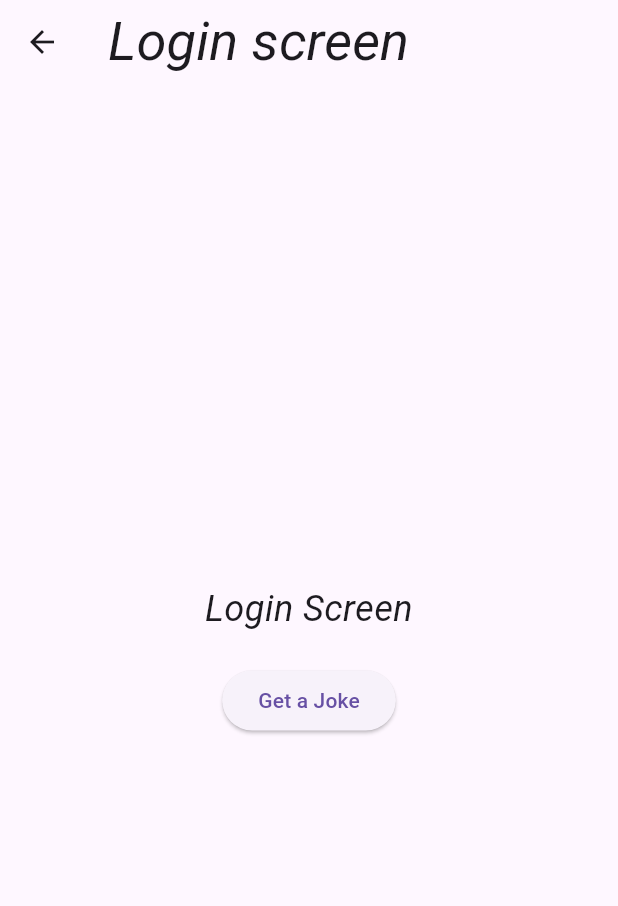
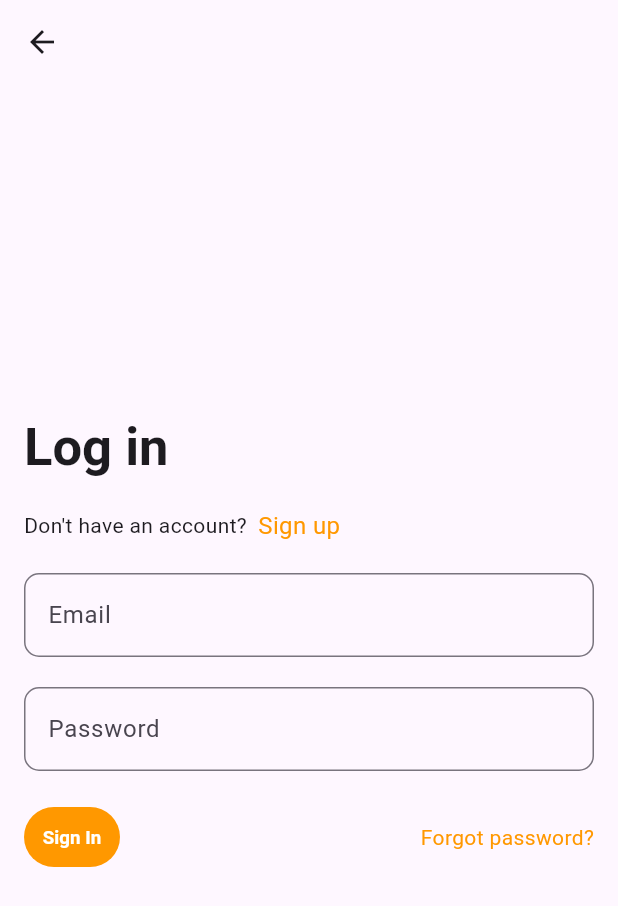
Before and after one commit to SamuelBurac/helpinghand, a Flutter app: the screen it shows after launch, after a tap on "Log in", on a phone screen of 412 x 824 dp. Shown: the top 906 px of the screen. Run offline on Flutter 3.47's test engine with Material 3 defaults, Android fonts, the phone set to English and light mode, and no system bars; our stand-ins replace cloud_firestore, firebase_auth, firebase_core, firebase_storage, flutter_dotenv, flutter_multi_formatter and 1 more; missing offline and left inert: flutter_password_strength, google_places_autocomplete_text_field, validation_pro; accounts and stored records are empty; Roboto replaces fonts that are missing (Hind).

Commit message:
Sprint 1 is complete we can log in and sign up

```diff
--- a/lib/JobListingsScr.dart
+++ b/lib/JobListingsScr.dart
@@ -102,6 +102,7 @@ class JobCard extends StatelessWidget {
                   } catch (e) {
                     SnackBar(content: Text('Failed to sign out: $e'));
                   }
+                  Navigator.pushNamed(context,'/');
                 },
                 child: const Text("Logout")),
           ],
--- a/lib/LoginScr.dart
+++ /dev/null
@@ -1,36 +0,0 @@
-import 'package:flutter/material.dart';
-
-class LoginScr extends StatelessWidget {
-  const LoginScr({super.key});
-
-  @override
-  Widget build(BuildContext context) {
-    return Scaffold(
-      appBar: AppBar(
-        title: const Text('Login screen'),
-      ),
-      body: Center(
-        child: Padding(
-          padding: const EdgeInsets.all(16.0),
-          child: Column(
-            mainAxisAlignment: MainAxisAlignment.center,
-            children: [
-              const Text(
-                "Login Screen",
-                style: TextStyle(fontSize: 24.0, fontStyle: FontStyle.italic),
-                textAlign: TextAlign.center,
-              ),
-              const SizedBox(height: 20.0),
-              ElevatedButton(
-                onPressed: () {
-                  // _getJoke();
-                },
-                child: const Text('Get a Joke'),
-              ),
-            ],
-          ),
-        ),
-      ),
-    );
-  }
-}
--- a/lib/StartupScr.dart
+++ /dev/null
@@ -1,108 +0,0 @@
-import 'package:flutter/material.dart';
-
-class StartupScr extends StatelessWidget {
-  const StartupScr({super.key});
-
-  @override
-  Widget build(BuildContext context) {
-    double boxSize = MediaQuery.of(context).size.height * 0.3;
-    return Scaffold(
-        resizeToAvoidBottomInset: false,
-      body: Center(
-        child: Column(
-          mainAxisAlignment: MainAxisAlignment.start,
-          children: <Widget>[
-            SizedBox(
-              height: MediaQuery.of(context).size.height * 0.05,
-            ),
-            Text(
-              "Helping Hand",
-              style: Theme.of(context).textTheme.displayLarge?.copyWith(
-                    fontSize: MediaQuery.of(context).size.width *
-                        0.15, // 5% of screen width
-                  ),
-            ),
-            SizedBox(
-              height: MediaQuery.of(context).size.height * 0.05,
-            ),
-            SizedBox(
-              width: boxSize,
-              height: boxSize,
-              child: ClipRRect(
-                borderRadius:
-                    BorderRadius.circular(boxSize * 0.1), // 10% of the box size
-                child: Image.asset('assets/logoHH.png'),
-              ),
-            ),
-            SizedBox(
-              height: MediaQuery.of(context).size.height * 0.3,
-            ),
-            Flexible(
-            child: Container(
-              padding: const EdgeInsets.all(10.0).copyWith(bottom: 25.0),
-              constraints:
-                  BoxConstraints(maxHeight: MediaQuery.of(context).size.height),
-              child: Center(
-                child: Column(
-                  mainAxisAlignment: MainAxisAlignment.end,
-                  children: [
-                    SizedBox(
-                      width: MediaQuery.of(context).size.width * 0.8,
-                      child: TextButton(
-                        onPressed: () {
-                          Navigator.pushNamed(context, '/login');
-                        },
-                        style: Theme.of(context)
-                            .textButtonTheme
-                            .style
-                            ?.copyWith(
-                              backgroundColor: WidgetStateProperty.all<Color>(
-                                  Colors.grey.shade600),
-                              textStyle: WidgetStateProperty.all<TextStyle>(
-                                const TextStyle(
-                                  fontSize: 20,
-                                  fontWeight: FontWeight.bold,
-                                ),
-                              ),
-                              minimumSize: WidgetStateProperty.all<Size>(
-                                  const Size(
-                                      0, 50)), // set the height as needed
-                            ),
-                        child: const Text("Log in"),
-                      ),
-                    ),
-                    SizedBox(
-                      height: MediaQuery.of(context).size.height * 0.01,
-                    ),
-                    SizedBox(
-                      width: MediaQuery.of(context).size.width * 0.8,
-                      child: TextButton(
-                        onPressed: () {
-                          Navigator.pushNamed(context, '/signup');
-                        },
-                        style:
-                            Theme.of(context).textButtonTheme.style?.copyWith(
-                                  textStyle: WidgetStateProperty.all<TextStyle>(
-                                    const TextStyle(
-                                      fontSize: 20,
-                                      fontWeight: FontWeight.bold,
-                                    ),
-                                  ),
-                                  minimumSize: WidgetStateProperty.all<Size>(
-                                      const Size(
-                                          0, 50)), // set the height as needed
-                                ),
-                        child: const Text("Sign up to work"),
-                      ),
-                    ),
-                  ],
-                ),
-              ),
-            ),
-          )
-          ],
-        ),
-      ),
-    );
-  }
-}
--- /dev/null
+++ b/lib/gettting_in/LoginScr.dart
@@ -0,0 +1,103 @@
+import 'package:flutter/material.dart';
+import 'package:firebase_auth/firebase_auth.dart';
+
+class LoginScr extends StatefulWidget {
+  const LoginScr({super.key});
+
+  @override
+  _LoginScrState createState() => _LoginScrState();
+}
+
+class _LoginScrState extends State<LoginScr> {
+  final TextEditingController _emailController = TextEditingController();
+  final TextEditingController _passwordController = TextEditingController();
+  final FirebaseAuth _auth = FirebaseAuth.instance;
+  String _errorMessage = '';
+
+  Future<void> _signIn() async {
+    try {
+      await _auth.signInWithEmailAndPassword(
+        email: _emailController.text,
+        password: _passwordController.text,
+      );
+      Navigator.of(context).pushNamed('/');
+    } on FirebaseAuthException catch (e) {
+      setState(() {
+        _errorMessage = e.message!;
+      });
+    }
+  }
+
+  @override
+  Widget build(BuildContext context) {
+    return Scaffold(
+      appBar: AppBar(),
+      body: Padding(
+        padding: const EdgeInsets.all(16.0),
+        child: Column(
+          mainAxisAlignment: MainAxisAlignment.center,
+          crossAxisAlignment: CrossAxisAlignment.start,
+          children: [
+            Text(
+              'Log in',
+              style: Theme.of(context).textTheme.displayMedium,
+            ),
+            const SizedBox(height: 20),
+             Row(
+              children: [
+                const Text(
+                  "Don't have an account?  ",
+                ),
+                InkWell(
+                  onTap: () {
+                    Navigator.of(context).pushNamed('/signup');
+                  },
+                  child: const Text(
+                    "Sign up",
+                    style: TextStyle(color: Colors.orange, fontSize: 16),
+                  ),
+                )
+              ],
+            ),
+            const SizedBox(height: 20),
+            TextField(
+              controller: _emailController,
+              decoration: const InputDecoration(labelText: 'Email'),
+            ),
+            const SizedBox(height: 20),
+            TextField(
+              controller: _passwordController,
+              decoration: const InputDecoration(labelText: 'Password'),
+              obscureText: true,
+            ),
+            const SizedBox(height: 20),
+            Row(
+              mainAxisAlignment: MainAxisAlignment.spaceBetween,
+              children: [
+                TextButton(
+                  onPressed: _signIn,
+                  child: const Text('Sign In'),
+                ),
+                InkWell(
+                  onTap: () {
+                    Navigator.of(context).pushNamed('/forgotPass');
+                  },
+                  child: const Text(
+                    "Forgot password?",
+                    style: TextStyle(color: Colors.orange),
+                  ),
+                ),
+              ],
+            ),
+            const SizedBox(height: 20),
+            if (_errorMessage.isNotEmpty)
+              Text(
+                _errorMessage,
+                style: const TextStyle(color: Colors.red),
+              ),
+          ],
+        ),
+      ),
+    );
+  }
+}
--- /dev/null
+++ b/lib/gettting_in/StartupScr.dart
@@ -0,0 +1,116 @@
+import 'package:flutter/material.dart';
+
+class StartupScr extends StatelessWidget {
+  const StartupScr({super.key});
+
+  @override
+  Widget build(BuildContext context) {
+    double boxSize = MediaQuery.of(context).size.height * 0.3;
+    return Scaffold(
+      resizeToAvoidBottomInset: false,
+      body: Center(
+        child: Column(
+          mainAxisAlignment: MainAxisAlignment.start,
+          children: <Widget>[
+            SizedBox(
+              height: MediaQuery.of(context).size.height * 0.05,
+            ),
+            Text(
+              "Helping Hand",
+              style: Theme.of(context).textTheme.displayLarge?.copyWith(
+                    fontSize: MediaQuery.of(context).size.width *
+                        0.15, // 5% of screen width
+                  ),
+            ),
+            SizedBox(
+              height: MediaQuery.of(context).size.height * 0.05,
+            ),
+            SizedBox(
+              width: boxSize,
+              height: boxSize,
+              child: ClipRRect(
+                borderRadius:
+                    BorderRadius.circular(boxSize * 0.1), // 10% of the box size
+                child: Image.asset('assets/logoHH.png'),
+              ),
+            ),
+            SizedBox(
+              height: MediaQuery.of(context).size.height * 0.3,
+              child: ElevatedButton(
+                          onPressed: () {
+                            Navigator.pushNamed(context, '/jobListings');
+                          },
+                          child: Text("Skip")),
+            ),
+            Flexible(
+              child: Container(
+                padding: const EdgeInsets.all(10.0).copyWith(bottom: 25.0),
+                constraints: BoxConstraints(
+                    maxHeight: MediaQuery.of(context).size.height),
+                child: Center(
+                  child: Column(
+                    mainAxisAlignment: MainAxisAlignment.end,
+                    children: [
+
+                      SizedBox(
+                        width: MediaQuery.of(context).size.width * 0.8,
+                        child: TextButton(
+                          onPressed: () {
+                            Navigator.pushNamed(context, '/login');
+                          },
+                          style: Theme.of(context)
+                              .textButtonTheme
+                              .style
+                              ?.copyWith(
+                                backgroundColor: WidgetStateProperty.all<Color>(
+                                    Colors.grey.shade600),
+                                textStyle: WidgetStateProperty.all<TextStyle>(
+                                  const TextStyle(
+                                    fontSize: 20,
+                                    fontWeight: FontWeight.bold,
+                                  ),
+                                ),
+                                minimumSize: WidgetStateProperty.all<Size>(
+                                    const Size(
+                                        0, 50)), // set the height as needed
+                              ),
+                          child: const Text("Log in"),
+                        ),
+                      ),
+                      SizedBox(
+                        height: MediaQuery.of(context).size.height * 0.01,
+                      ),
+                      SizedBox(
+                        width: MediaQuery.of(context).size.width * 0.8,
+                        child: TextButton(
+                          onPressed: () {
+                            Navigator.pushNamed(context, '/signup');
+                          },
+                          style: Theme.of(context)
+                              .textButtonTheme
+                              .style
+                              ?.copyWith(
+                                textStyle: WidgetStateProperty.all<TextStyle>(
+                                  const TextStyle(
+                                    fontSize: 20,
+                                    fontWeight: FontWeight.bold,
+                                  ),
+                                ),
+                                minimumSize: WidgetStateProperty.all<Size>(
+                                    const Size(
+                                        0, 50)), // set the height as needed
+                              ),
+                          child: const Text("Sign up to work"),
+                        ),
+                      ),
+                    ],
+                  ),
+                ),
+              ),
+            )
+          ],
+        ),
+      ),
+    );
+  }
+}
--- a/lib/home.dart
+++ b/lib/home.dart
@@ -1,7 +1,7 @@
 import 'package:flutter/material.dart';
 import 'package:helping_hand/JobListingsScr.dart';
 import 'package:helping_hand/LoadingScreen.dart';
-import 'package:helping_hand/StartupScr.dart';
+import 'package:helping_hand/gettting_in/StartupScr.dart';
 import 'package:helping_hand/error.dart';
 import 'package:helping_hand/services/auth.dart';
 
--- a/lib/services/routes.dart
+++ b/lib/services/routes.dart
@@ -4,6 +4,7 @@ import 'package:cloud_firestore/cloud_firestore.dart';
 import 'package:flutter/material.dart';
 import 'package:helping_hand/Chats_screens/ChatsOverviewScr.dart';
 import 'package:helping_hand/Chats_screens/ChatScr.dart';
+import 'package:helping_hand/gettting_in/ForgotPassScr.dart';
 import 'package:helping_hand/home.dart';
 
 //onboarding pipeline
@@ -23,14 +24,15 @@ import 'package:helping_hand/person_listing_pipeline/ReviewPersonListingScr.dart
 import 'package:helping_hand/JobListingFullScr.dart';
 import 'package:helping_hand/JobListingsScr.dart';
 import 'package:helping_hand/PersonReviewsScr.dart';
-import '../StartupScr.dart';
+import '../gettting_in/StartupScr.dart';
 import 'package:helping_hand/UserPublicProfileScr.dart';
-import 'package:helping_hand/LoginScr.dart';
+import 'package:helping_hand/gettting_in/LoginScr.dart';
 
 
 var appRoutes = {
   "/": (context) => const HomeScreen(),
   "/startup": (context) => const StartupScr(),
+  "/forgotPass": (context) =>  const ForgotPassScreen(),
 
   "/chatScreen": (context) => const ChatScr(),
   "/chatsOverview": (context) => const ChatsOverviewScr(),
@@ -47,6 +49,6 @@ var appRoutes = {
   "/jobListingFull": (context) => const JobListingFullScr(),
   "/personReviews": (context) => const PersonReviewsScr(),
   "/userPublicProfile": (context) => const UserPublicProfileScr(),
-  "/login": (context) => const LoginScr(),
+  "/login": (context) =>  const LoginScr(),
   "/congrats": (context) => const CongratsScr(),
 };
--- a/lib/services/themes.dart
+++ b/lib/services/themes.dart
@@ -15,6 +15,37 @@ final ThemeData lightTheme = ThemeData(
     titleLarge: TextStyle(fontSize: 36.0, fontStyle: FontStyle.italic),
     bodyMedium: TextStyle(fontSize: 14.0, fontFamily: 'Hind'),
   ),
+  inputDecorationTheme: InputDecorationTheme(
+    border: OutlineInputBorder(
+      borderRadius: BorderRadius.circular(10.0),
+    ),
+    floatingLabelStyle: const TextStyle(
+      color: Colors.orange,
+    ),
+    focusedBorder: const OutlineInputBorder(
+      borderSide: BorderSide(
+        color: Colors.orange,
+        width: 1.0,
+      ),
+    ),
+  ),
+  elevatedButtonTheme: ElevatedButtonThemeData(
+    style: ButtonStyle(
+      foregroundColor: WidgetStateProperty.all<Color>(Colors.black),
+      backgroundColor: WidgetStateProperty.all<Color>(Colors.orange),
+      iconColor: WidgetStateProperty.all<Color>(Colors.black),
+      textStyle: WidgetStateProperty.all<TextStyle>(const TextStyle(
+          fontSize: 20, fontWeight: FontWeight.bold, color: Colors.black)),
+      shape: WidgetStateProperty.all<RoundedRectangleBorder>(
+        RoundedRectangleBorder(
+          borderRadius:
+              BorderRadius.circular(30.0), // adjust the value as needed
+        ),
+      ),
+    ),
+
+  ),
+
   textButtonTheme: TextButtonThemeData(
     style: ButtonStyle(
       foregroundColor: WidgetStateProperty.all<Color>(Colors.white),
@@ -31,6 +62,10 @@ final ThemeData lightTheme = ThemeData(
   ),
 );
 
+
+/*
+* Dark theme
+*/
 final ThemeData darkTheme = ThemeData(
     brightness: Brightness.dark,
     primarySwatch: Colors.orange,
@@ -50,6 +85,35 @@ final ThemeData darkTheme = ThemeData(
       bodyMedium:
           TextStyle(fontSize: 14.0, fontFamily: 'Hind', color: Colors.white),
     ),
+     elevatedButtonTheme: ElevatedButtonThemeData(
+    style: ButtonStyle(
+      foregroundColor: WidgetStateProperty.all<Color>(Colors.white),
+      backgroundColor: WidgetStateProperty.all<Color>(Colors.orange),
+      textStyle: WidgetStateProperty.all<TextStyle>(const TextStyle(
+          fontSize: 20, fontWeight: FontWeight.bold, color: Colors.black)),
+      shape: WidgetStateProperty.all<RoundedRectangleBorder>(
+        RoundedRectangleBorder(
+          borderRadius:
+              BorderRadius.circular(30.0), // adjust the value as needed
+        ),
+      ),
+    ),
+
+  ),
+    inputDecorationTheme: InputDecorationTheme(
+    border: OutlineInputBorder(
+      borderRadius: BorderRadius.circular(10.0),
+    ),
+    floatingLabelStyle: const TextStyle(
+      color: Colors.orange,
+    ),
+    focusedBorder: const OutlineInputBorder(
+      borderSide: BorderSide(
+        color: Colors.orange,
+        width: 1.0,
+      ),
+    ),
+  ),
     textButtonTheme: TextButtonThemeData(
       style: ButtonStyle(
         foregroundColor: WidgetStateProperty.all<Color>(Colors.white),
--- a/pubspec.yaml
+++ b/pubspec.yaml
@@ -11,6 +11,7 @@ dependencies:
   firebase_auth: ^4.19.6
   firebase_core: ^2.24.2
   firebase_storage: ^11.7.7
+  firebase_ui_auth: ^1.14.0
   flutter:
     sdk: flutter
   flutter_dotenv: ^5.1.0
@@ -24,6 +25,8 @@ dependencies:
   provider: ^6.0.0
   validation_pro: ^1.1.0
 
+  path: any
+  firebase_app_check: ^0.2.2+7
 dev_dependencies:
   flutter_test:
     sdk: flutter
```
Also changed, not shown: lib/gettting_in/ForgotPassScr.dart (added, +96 -0 lines), lib/onboarding_pipeline/CongratsScr.dart (+1 -10 lines), pubspec.lock.
